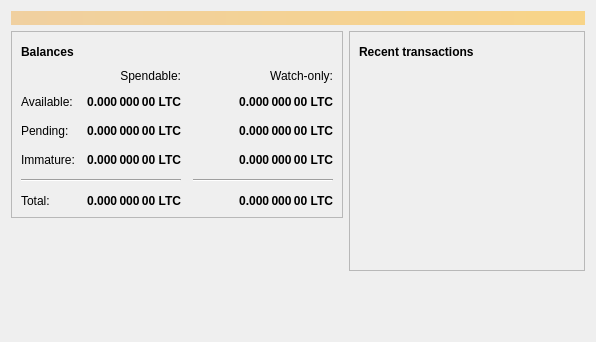
Before: the Qt Designer form src/qt/forms/overviewpage.ui in rishabhworking/pahadicoin, drawn with Qt 5.
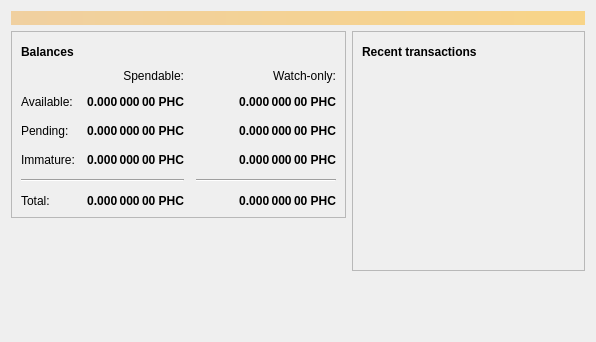
After: the same form once the commit is applied. Icons and pictures are not drawn.

What changed in the file:
```diff
--- a/src/qt/forms/overviewpage.ui
+++ b/src/qt/forms/overviewpage.ui
@@ -129,7 +129,7 @@
                <string>Unconfirmed transactions to watch-only addresses</string>
               </property>
               <property name="text">
-               <string notr="true">0.000 000 00 LTC</string>
+               <string notr="true">0.000 000 00 PHC</string>
               </property>
               <property name="alignment">
                <set>Qt::AlignRight|Qt::AlignTrailing|Qt::AlignVCenter</set>
@@ -154,7 +154,7 @@
                <string>Total of transactions that have yet to be confirmed, and do not yet count toward the spendable balance</string>
               </property>
               <property name="text">
-               <string notr="true">0.000 000 00 LTC</string>
+               <string notr="true">0.000 000 00 PHC</string>
               </property>
               <property name="alignment">
                <set>Qt::AlignRight|Qt::AlignTrailing|Qt::AlignVCenter</set>
@@ -179,7 +179,7 @@
                <string>Mined balance in watch-only addresses that has not yet matured</string>
               </property>
               <property name="text">
-               <string notr="true">0.000 000 00 LTC</string>
+               <string notr="true">0.000 000 00 PHC</string>
               </property>
               <property name="alignment">
                <set>Qt::AlignRight|Qt::AlignTrailing|Qt::AlignVCenter</set>
@@ -237,7 +237,7 @@
                <string>Mined balance that has not yet matured</string>
               </property>
               <property name="text">
-               <string notr="true">0.000 000 00 LTC</string>
+               <string notr="true">0.000 000 00 PHC</string>
               </property>
               <property name="alignment">
                <set>Qt::AlignRight|Qt::AlignTrailing|Qt::AlignVCenter</set>
@@ -282,7 +282,7 @@
                <string>Your current total balance</string>
               </property>
               <property name="text">
-               <string notr="true">0.000 000 00 LTC</string>
+               <string notr="true">0.000 000 00 PHC</string>
               </property>
               <property name="alignment">
                <set>Qt::AlignRight|Qt::AlignTrailing|Qt::AlignVCenter</set>
@@ -307,7 +307,7 @@
                <string>Current total balance in watch-only addresses</string>
               </property>
               <property name="text">
-               <string notr="true">0.000 000 00 LTC</string>
+               <string notr="true">0.000 000 00 PHC</string>
               </property>
               <property name="alignment">
                <set>Qt::AlignRight|Qt::AlignTrailing|Qt::AlignVCenter</set>
@@ -349,7 +349,7 @@
                <string>Your current spendable balance</string>
               </property>
               <property name="text">
-               <string notr="true">0.000 000 00 LTC</string>
+               <string notr="true">0.000 000 00 PHC</string>
               </property>
               <property name="alignment">
                <set>Qt::AlignRight|Qt::AlignTrailing|Qt::AlignVCenter</set>
@@ -374,7 +374,7 @@
                <string>Your current balance in watch-only addresses</string>
               </property>
               <property name="text">
-               <string notr="true">0.000 000 00 LTC</string>
+               <string notr="true">0.000 000 00 PHC</string>
               </property>
               <property name="alignment">
                <set>Qt::AlignRight|Qt::AlignTrailing|Qt::AlignVCenter</set>
```
Left out of the diff: 4 changed lines with no effect on the pictures.
